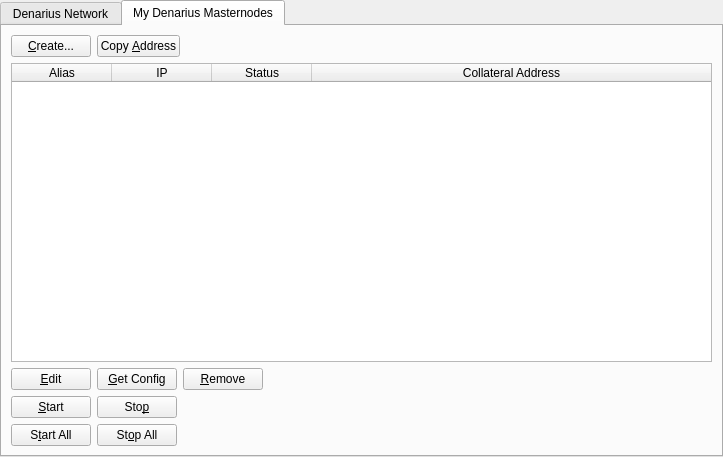
metaspartan/denarius, file src/qt/forms/masternodemanager.ui: the form before one commit.
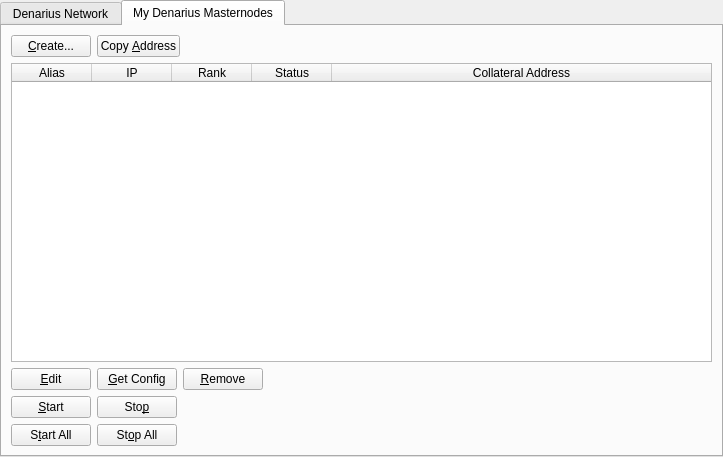
The form after the commit. The open tabs and pages were chosen to show the change.

Commit message: add current masternode rank to my masternode tab

The edit to the form file:
```diff
--- a/src/qt/forms/masternodemanager.ui
+++ b/src/qt/forms/masternodemanager.ui
@@ -166,6 +166,24 @@
            </item>
            <item>
             <widget class="QTableWidget" name="tableWidget_2">
+             <property name="sizePolicy">
+              <sizepolicy hsizetype="Expanding" vsizetype="Expanding">
+               <horstretch>0</horstretch>
+               <verstretch>0</verstretch>
+              </sizepolicy>
+             </property>
+             <property name="verticalScrollBarPolicy">
+              <enum>Qt::ScrollBarAsNeeded</enum>
+             </property>
+             <property name="horizontalScrollBarPolicy">
+              <enum>Qt::ScrollBarAsNeeded</enum>
+             </property>
+             <property name="sizeAdjustPolicy">
+              <enum>QAbstractScrollArea::AdjustIgnored</enum>
+             </property>
+             <property name="autoScroll">
+              <bool>true</bool>
+             </property>
              <property name="editTriggers">
               <set>QAbstractItemView::NoEditTriggers</set>
              </property>
@@ -178,6 +196,12 @@
              <property name="selectionBehavior">
               <enum>QAbstractItemView::SelectRows</enum>
              </property>
+             <attribute name="horizontalHeaderDefaultSectionSize">
+              <number>80</number>
+             </attribute>
+             <attribute name="horizontalHeaderMinimumSectionSize">
+              <number>50</number>
+             </attribute>
              <attribute name="horizontalHeaderStretchLastSection">
               <bool>true</bool>
              </attribute>
@@ -191,6 +215,11 @@
                <string>IP</string>
               </property>
              </column>
+             <column>
+              <property name="text">
+               <string>Rank</string>
+              </property>
+             </column>
              <column>
               <property name="text">
                <string>Status</string>
```
Left out of the diff: 2 changed lines with no effect on the pictures. The commit also changes 1 other file.
